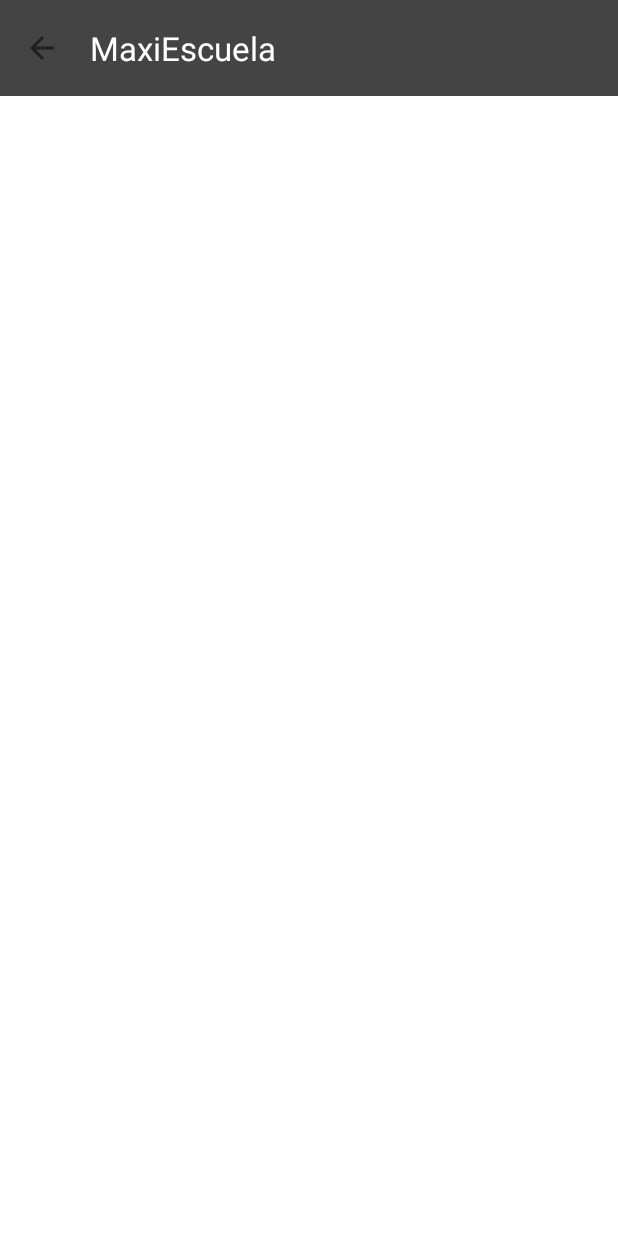
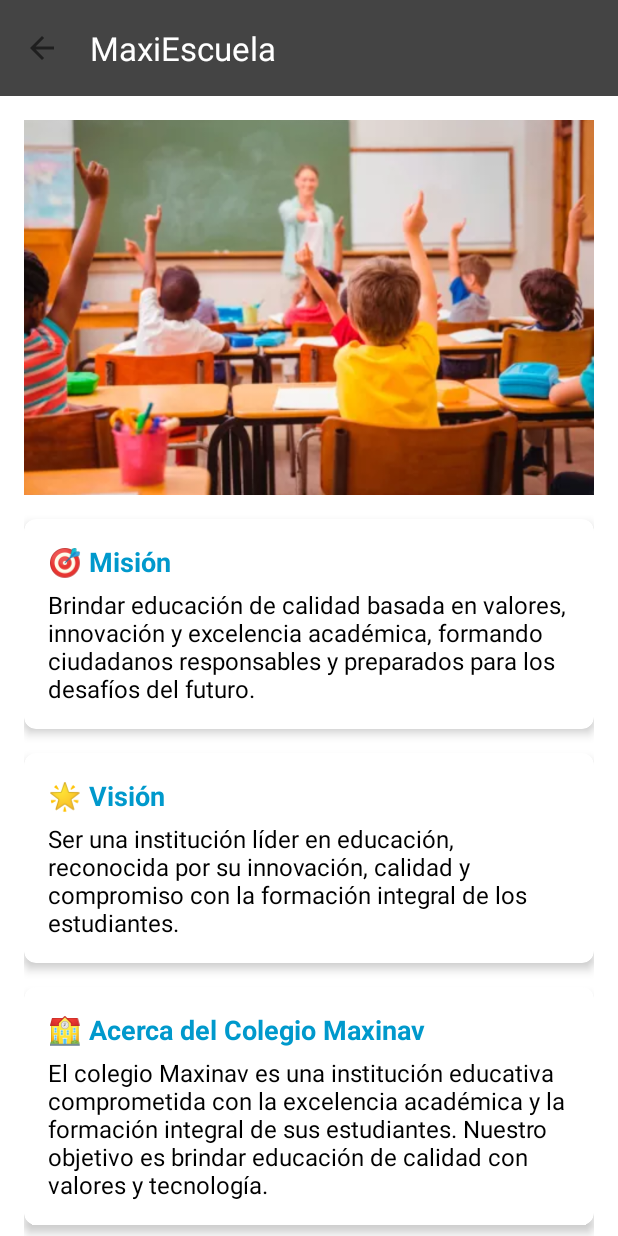
Before and after one commit to Gabriel-FutureFullStack/MovilesFinal, an Android app: the screen it shows after launch (MenuAcitvity), on a phone screen of 412 x 824 dp. Run offline under Robolectric (Android 15) with nearby library versions, the phone set to English and light mode, and no system bars.

```diff
--- a/MaxiEscuela/app/build.gradle.kts
+++ b/MaxiEscuela/app/build.gradle.kts
@@ -39,7 +39,7 @@ android {
 }
 
 dependencies {
-
+    implementation ("androidx.cardview:cardview:1.0.0")
     implementation(libs.androidx.core.ktx)
     implementation(libs.androidx.appcompat)
     implementation(libs.material)
--- /dev/null
+++ b/MaxiEscuela/app/src/main/java/com/example/maxiescuela/activity/Inicio.kt
@@ -0,0 +1,29 @@
+package com.example.maxiescuela.activity
+
+import android.os.Bundle
+import androidx.fragment.app.Fragment
+import android.view.LayoutInflater
+import android.view.View
+import android.view.ViewGroup
+import com.example.maxiescuela.R
+import com.example.maxiescuela.databinding.FragmentInicioBinding
+
+class Inicio : Fragment() {
+
+    private var _binding:FragmentInicioBinding?=null
+    private val binding get()=_binding!!
+
+    override fun onCreateView(
+        inflater: LayoutInflater, container: ViewGroup?,
+        savedInstanceState: Bundle?
+    ): View{
+        _binding=FragmentInicioBinding.inflate(inflater,container,false)
+        return binding.root
+    }
+
+    override fun onViewCreated(view: View, savedInstanceState: Bundle?) {
+        super.onViewCreated(view, savedInstanceState)
+    }
+
+
+}
--- a/MaxiEscuela/app/src/main/java/com/example/maxiescuela/activity/MenuAcitvity.kt
+++ b/MaxiEscuela/app/src/main/java/com/example/maxiescuela/activity/MenuAcitvity.kt
@@ -19,27 +19,35 @@ class MenuAcitvity : AppCompatActivity() {
     override fun onCreate(savedInstanceState: Bundle?) {
         super.onCreate(savedInstanceState)
 
-        // Inicializar View Binding
         binding = ActivityMenuAcitvityBinding.inflate(layoutInflater)
         setContentView(binding.root)
 
-        // Configurar Toolbar
+
         setSupportActionBar(binding.toolbar)
 
-        // Configurar Navigation Drawer
+
         val drawerLayout = binding.drawerLayout
         val navigationView: NavigationView = binding.navView
 
-        // Configurar el botón para abrir/cerrar el menú
+
         toggle = ActionBarDrawerToggle(this, drawerLayout, binding.toolbar, R.string.open, R.string.close)
         drawerLayout.addDrawerListener(toggle)
         toggle.syncState()
 
-        // Habilitar el botón en la barra de herramientas
+
         supportActionBar?.setDisplayHomeAsUpEnabled(true)
 
+        navigationView.setNavigationItemSelectedListener { menuItem->
+            when(menuItem.itemId){
+                R.id.nav_home->loadFragment(Inicio())
+            }
+            drawerLayout.closeDrawer(GravityCompat.START)
+            true
+        }
 
-
+        if (savedInstanceState == null) {
+            loadFragment(Inicio())
+        }
     }
 
     private fun loadFragment(fragment: Fragment) {
--- a/MaxiEscuela/app/src/main/res/layout/activity_main.xml
+++ b/MaxiEscuela/app/src/main/res/layout/activity_main.xml
@@ -6,7 +6,7 @@
     android:layout_width="match_parent"
     android:layout_height="match_parent"
     android:orientation="vertical"
-    android:background="#FFC107"
+    android:background="#F28B82"
     tools:context=".activity.MainActivity">
     <Space
         android:layout_width="match_parent"
@@ -21,11 +21,11 @@
     <TextView
         android:layout_width="match_parent"
         android:layout_height="wrap_content"
-        android:fontFamily="monospace"
+        android:fontFamily="arial"
         android:text="Maxi School"
         android:textAlignment="center"
         android:textColor="@color/black"
-        android:textSize="30dp"
+        android:textSize="40dp"
         android:textStyle="bold" />
 
 
--- /dev/null
+++ b/MaxiEscuela/app/src/main/res/layout/fragment_inicio.xml
@@ -0,0 +1,182 @@
+<?xml version="1.0" encoding="utf-8"?>
+
+<ScrollView xmlns:android="http://schemas.android.com/apk/res/android"
+    xmlns:app="http://schemas.android.com/apk/res-auto"
+    xmlns:tools="http://schemas.android.com/tools"
+    android:layout_width="match_parent"
+    android:layout_height="match_parent"
+    android:fillViewport="true"
+    tools:context=".activity.Inicio">
+
+    <LinearLayout
+        android:layout_width="match_parent"
+        android:layout_height="wrap_content"
+        android:orientation="vertical"
+        android:padding="16dp">
+
+        <!-- Imagen representativa del colegio Maxinav -->
+        <ImageView
+            android:id="@+id/imageSchool"
+            android:layout_width="match_parent"
+            android:layout_height="250dp"
+            android:scaleType="centerCrop"
+            android:src="@drawable/escuela"
+            android:contentDescription="Imagen del colegio Maxinav" />
+
+        <!-- Sección: Misión -->
+        <androidx.cardview.widget.CardView
+            android:layout_width="match_parent"
+            android:layout_height="wrap_content"
+            android:layout_marginTop="16dp"
+            app:cardElevation="4dp"
+            app:cardCornerRadius="8dp">
+
+            <LinearLayout
+                android:layout_width="match_parent"
+                android:layout_height="wrap_content"
+                android:padding="16dp"
+                android:orientation="vertical">
+
+                <TextView
+                    android:id="@+id/textMissionTitle"
+                    android:layout_width="match_parent"
+                    android:layout_height="wrap_content"
+                    android:text="🎯 Misión"
+                    android:textColor="@android:color/holo_blue_dark"
+                    android:textSize="18sp"
+                    android:textStyle="bold" />
+
+                <TextView
+                    android:id="@+id/textMission"
+                    android:layout_width="match_parent"
+                    android:layout_height="wrap_content"
+                    android:paddingTop="5dp"
+                    android:text="Brindar educación de calidad basada en valores, innovación y excelencia académica, formando ciudadanos responsables y preparados para los desafíos del futuro."
+                    android:textColor="@android:color/black"
+                    android:textSize="16sp" />
+            </LinearLayout>
+        </androidx.cardview.widget.CardView>
+
+        <!-- Sección: Visión -->
+        <androidx.cardview.widget.CardView
+            android:layout_width="match_parent"
+            android:layout_height="wrap_content"
+            android:layout_marginTop="16dp"
+            app:cardElevation="4dp"
+            app:cardCornerRadius="8dp">
+
+            <LinearLayout
+                android:layout_width="match_parent"
+                android:layout_height="wrap_content"
+                android:padding="16dp"
+                android:orientation="vertical">
+
+                <TextView
+                    android:id="@+id/textVisionTitle"
+                    android:layout_width="match_parent"
+                    android:layout_height="wrap_content"
+                    android:text="🌟 Visión"
+                    android:textColor="@android:color/holo_blue_dark"
+                    android:textSize="18sp"
+                    android:textStyle="bold" />
+
+                <TextView
+                    android:id="@+id/textVision"
+                    android:layout_width="match_parent"
+                    android:layout_height="wrap_content"
+                    android:paddingTop="5dp"
+                    android:text="Ser una institución líder en educación, reconocida por su innovación, calidad y compromiso con la formación integral de los estudiantes."
+                    android:textColor="@android:color/black"
+                    android:textSize="16sp" />
+            </LinearLayout>
+        </androidx.cardview.widget.CardView>
+
+        <!-- Sección: Información general -->
+        <androidx.cardview.widget.CardView
+            android:layout_width="match_parent"
+            android:layout_height="wrap_content"
+            android:layout_marginTop="16dp"
+            app:cardElevation="4dp"
+            app:cardCornerRadius="8dp">
+
+            <LinearLayout
+                android:layout_width="match_parent"
+                android:layout_height="wrap_content"
+                android:padding="16dp"
+                android:orientation="vertical">
+
+                <TextView
+                    android:id="@+id/textSchoolInfo"
+                    android:layout_width="match_parent"
+                    android:layout_height="wrap_content"
+                    android:text="🏫 Acerca del Colegio Maxinav"
+                    android:textColor="@android:color/holo_blue_dark"
+                    android:textSize="18sp"
+                    android:textStyle="bold" />
+
+                <TextView
+                    android:layout_width="match_parent"
+                    android:layout_height="wrap_content"
+                    android:paddingTop="5dp"
+                    android:text="El colegio Maxinav es una institución educativa comprometida con la excelencia académica y la formación integral de sus estudiantes. Nuestro objetivo es brindar educación de calidad con valores y tecnología."
+                    android:textColor="@android:color/black"
+                    android:textSize="16sp" />
+            </LinearLayout>
+        </androidx.cardview.widget.CardView>
+
+        <!-- Sección: Secciones Académicas -->
+        <androidx.cardview.widget.CardView
+            android:layout_width="match_parent"
+            android:layout_height="wrap_content"
+            android:layout_marginTop="16dp"
+            app:cardElevation="4dp"
+            app:cardCornerRadius="8dp">
+
+            <LinearLayout
+                android:layout_width="match_parent"
+                android:layout_height="wrap_content"
+                android:padding="16dp"
+                android:orientation="vertical">
+
+                <TextView
+                    android:id="@+id/textSectionsTitle"
+                    android:layout_width="match_parent"
+                    android:layout_height="wrap_content"
+                    android:text="📚 Secciones Académicas"
+                    android:textColor="@android:color/holo_blue_dark"
+                    android:textSize="18sp"
+                    android:textStyle="bold" />
+
+                <TextView
+                    android:id="@+id/textPrimary"
+                    android:layout_width="match_parent"
+                    android:layout_height="wrap_content"
+                    android:paddingTop="5dp"
+                    android:text="✅ Primaria: Educación inicial para niños de 6 a 12 años, con enfoque en valores y aprendizaje interactivo."
+                    android:textColor="@android:color/black"
+                    android:textSize="16sp" />
+
+                <TextView
+                    android:id="@+id/textSecondary"
+                    android:layout_width="match_parent"
+                    android:layout_height="wrap_content"
+                    android:paddingTop="5dp"
+                    android:text="✅ Secundaria: Formación académica avanzada para jóvenes de 13 a 17 años, con preparación para la educación superior."
+                    android:textColor="@android:color/black"
+                    android:textSize="16sp" />
+
+                <TextView
+                    android:id="@+id/textTechnical"
+                    android:layout_width="match_parent"
+                    android:layout_height="wrap_content"
+                    android:paddingTop="5dp"
+                    android:text="✅ Educación Técnica: Programas especializados en tecnología, negocios y ciencias aplicadas para preparar a los estudiantes para el mundo laboral."
+                    android:textColor="@android:color/black"
+                    android:textSize="16sp" />
+
+            </LinearLayout>
+        </androidx.cardview.widget.CardView>
+
+    </LinearLayout>
+
+</ScrollView>
--- a/MaxiEscuela/app/src/main/res/values/strings.xml
+++ b/MaxiEscuela/app/src/main/res/values/strings.xml
@@ -2,4 +2,6 @@
     <string name="app_name">MaxiEscuela</string>
     <string name="open">Abrir Drawer</string>
     <string name="close">Cerrar Drawer</string>
+    <!-- TODO: Remove or change this placeholder text -->
+    <string name="hello_blank_fragment">Hello blank fragment</string>
 </resources>
```
Also changed, not shown: MaxiEscuela/app/src/main/res/drawable/escuela.webp (added).
